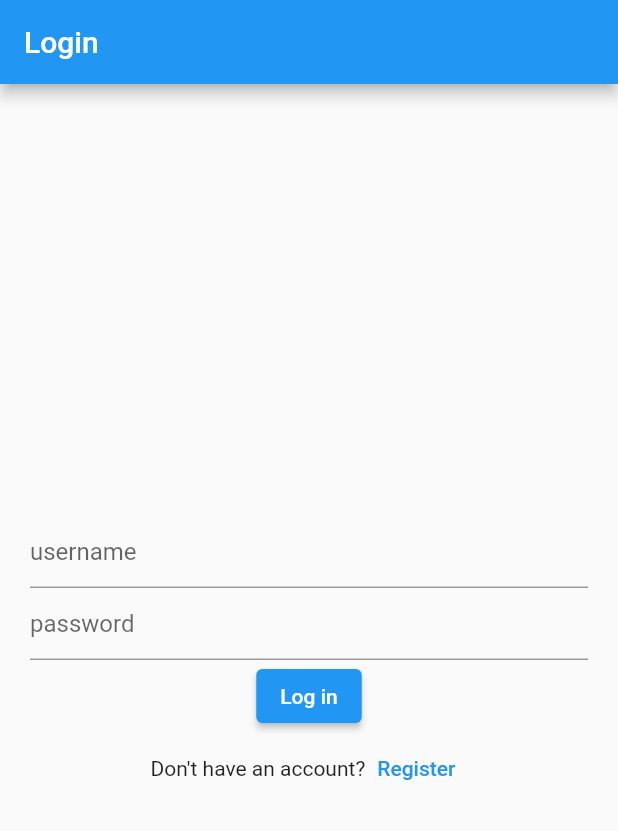
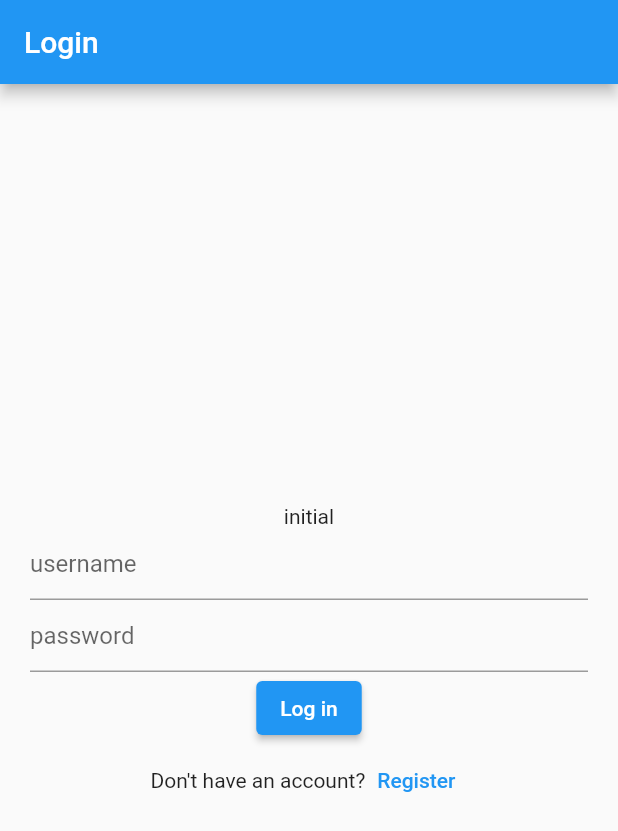
Before and after one commit to filiphrstic/dreamtask, a Flutter app: the screen it shows after launch, on a phone screen of 412 x 824 dp. Shown: the top 831 px of the screen. Run offline on Flutter 3.47's test engine with Material 2 defaults, Android fonts, the phone set to English and light mode, and no system bars; our stand-ins replace bloc, dio, flutter_bloc; generated files the repository leaves out were written again.

Commit message:
feat  - using bloc to handle states while logging in

```diff
--- a/dreamtask/lib/src/app.dart
+++ b/dreamtask/lib/src/app.dart
@@ -1,6 +1,8 @@
+import 'package:dreamtask/src/login/bloc/login_bloc.dart';
 import 'package:dreamtask/src/login/login_screen.dart';
 import 'package:dreamtask/src/login/registration_screen.dart';
 import 'package:flutter/material.dart';
+import 'package:flutter_bloc/flutter_bloc.dart';
 import 'package:flutter_gen/gen_l10n/app_localizations.dart';
 import 'package:flutter_localizations/flutter_localizations.dart';
 
--- /dev/null
+++ b/dreamtask/lib/src/login/bloc/login_event.dart
@@ -0,0 +1,11 @@
+part of 'login_bloc.dart';
+
+@immutable
+sealed class LoginEvent {}
+
+class UserLoginEvent extends LoginEvent {
+  final String username;
+  final String password;
+
+  UserLoginEvent(this.username, this.password);
+}
--- /dev/null
+++ b/dreamtask/lib/src/login/bloc/login_state.dart
@@ -0,0 +1,20 @@
+part of 'login_bloc.dart';
+
+@immutable
+sealed class LoginState {}
+
+final class LoginInitial extends LoginState {}
+
+final class LoginLoading extends LoginState {}
+
+class SuccessfulLoginState extends LoginState {
+  final dynamic loginResponse;
+
+  SuccessfulLoginState(this.loginResponse);
+}
+
+class ErrorLoginState extends LoginState {
+  final String loginError;
+
+  ErrorLoginState(this.loginError);
+}
--- a/dreamtask/lib/src/login/login_screen.dart
+++ b/dreamtask/lib/src/login/login_screen.dart
@@ -1,19 +1,31 @@
+import 'package:dreamtask/src/login/bloc/login_bloc.dart';
 import 'package:dreamtask/src/login/registration_screen.dart';
 import 'package:flutter/material.dart';
+import 'package:flutter_bloc/flutter_bloc.dart';
 
-/// Displays a list of SampleItems.
-class LoginScreen extends StatelessWidget {
+class LoginScreen extends StatefulWidget {
+  static const routeName = '/login';
   LoginScreen({
     super.key,
   });
 
-  static const routeName = '/login';
+  @override
+  State<StatefulWidget> createState() => _LoginScreenState();
+}
+
+class _LoginScreenState extends State<LoginScreen> {
+  @override
+  void initState() {
+    super.initState();
+  }
 
   final loginUsernameController = TextEditingController();
   final loginPasswordController = TextEditingController();
 
   @override
   Widget build(BuildContext context) {
+    final loginBloc = LoginBloc();
+
     return GestureDetector(
       onTap: () => FocusManager.instance.primaryFocus?.unfocus(),
       child: Scaffold(
@@ -32,6 +44,30 @@ class LoginScreen extends StatelessWidget {
                 mainAxisAlignment: MainAxisAlignment.center,
                 crossAxisAlignment: CrossAxisAlignment.center,
                 children: [
+                  BlocProvider(
+                    create: (context) => loginBloc,
+                    child: BlocListener<LoginBloc, LoginState>(
+                      listener: (context, state) {},
+                      child: BlocBuilder<LoginBloc, LoginState>(
+                          builder: (context, state) {
+                        if (state is LoginInitial) {
+                          return Text('initial');
+                        }
+                        if (state is LoginLoading) {
+                          // return CircularProgressIndicator();
+                          return Text('loading');
+                        }
+                        if (state is SuccessfulLoginState) {
+                          return Text('Login successfull' +
+                              state.loginResponse.toString());
+                        }
+                        if (state is ErrorLoginState) {
+                          return Text(state.loginError);
+                        } else
+                          return Text('Unhandled state');
+                      }),
+                    ),
+                  ),
                   Padding(
                     padding: const EdgeInsets.symmetric(horizontal: 20.0),
                     child: TextFormField(
@@ -48,9 +84,9 @@ class LoginScreen extends StatelessWidget {
                   ),
                   ElevatedButton(
                       onPressed: () {
-                        print(loginUsernameController.text +
-                            " " +
-                            loginPasswordController.text);
+                        loginBloc.add(UserLoginEvent(
+                            loginUsernameController.text,
+                            loginPasswordController.text));
                       },
                       child: const Text('Log in')),
                   Row(mainAxisAlignment: MainAxisAlignment.center, children: [
```
Also changed, not shown: dreamtask/lib/src/login/bloc/login_bloc.dart (added, +50 -0 lines), dreamtask/lib/src/login/registration_screen.dart (+1 -6 lines).
